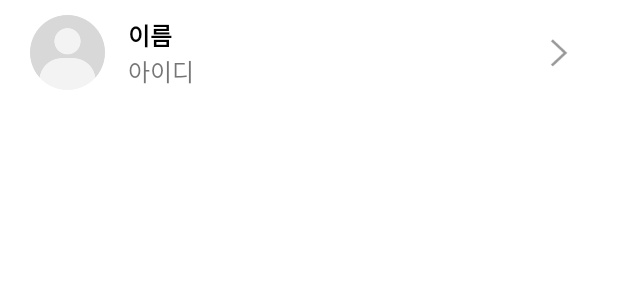
After one commit to joeun-01/instagram, an Android app: the layout item_share_post.xml on its own in the app's theme, with its tools: preview values and no code run, on a phone screen of 412 x 824 dp. The commit adds this screen. Shown: the top 300 px of the screen. Run offline under Robolectric (Android 15) with nearby library versions, the phone set to English and light mode, and no system bars.

Commit message:
공유 bottom sheet dialog 생성, 댓글 bottom sheet dialog 수정

```diff
--- a/app/src/main/java/com/example/instagram/main/home/PostRVAdapter.kt
+++ b/app/src/main/java/com/example/instagram/main/home/PostRVAdapter.kt
@@ -27,6 +27,7 @@ class PostRVAdapter(context : Context, private val myIdx : Int) : RecyclerView.A
     interface MyItemClickListener{
         fun onShowComment(postIdx : Int)
         fun onWriteComment(postIdx : Int)
+        fun onShowShare(postIdx: Int)
     }
 
     private lateinit var mItemClickListener: MyItemClickListener
@@ -85,6 +86,11 @@ class PostRVAdapter(context : Context, private val myIdx : Int) : RecyclerView.A
         holder.binding.itemPostCommentTv.setOnClickListener {
             mItemClickListener.onWriteComment(post[position].postIdx)
         }
+
+        // 공유 아이콘을 누르면 share bottom sheet dialog를 띄움
+        holder.binding.itemPostShareIv.setOnClickListener {
+            mItemClickListener.onShowShare(post[position].postIdx)
+        }
     }
 
     // data set의 크기를 알려줌
--- a/app/src/main/java/com/example/instagram/room/UserDao.kt
+++ b/app/src/main/java/com/example/instagram/room/UserDao.kt
@@ -20,6 +20,9 @@ interface UserDao {
     @Query("SELECT * FROM UserTable WHERE userIdx = :userIdx")
     fun getUser(userIdx : Int) : User
 
+    @Query("SELECT * FROM UserTable WHERE NOT userIdx = :myIdx")
+    fun getOthers(myIdx : Int) : List<User>
+
     // 유저 정보 가져오기
     @Query("SELECT userIdx FROM UserTable WHERE ID = :ID")
     fun getUserIdx(ID : String) : Int
--- /dev/null
+++ b/app/src/main/res/drawable/round_checkbox.xml
@@ -0,0 +1,4 @@
+<?xml version="1.0" encoding="utf-8"?>
+<selector xmlns:android="http://schemas.android.com/apk/res/android">
+
+</selector>
--- /dev/null
+++ b/app/src/main/res/layout/item_share_post.xml
@@ -0,0 +1,66 @@
+<?xml version="1.0" encoding="utf-8"?>
+<androidx.constraintlayout.widget.ConstraintLayout xmlns:android="http://schemas.android.com/apk/res/android"
+    android:layout_width="match_parent"
+    android:layout_height="wrap_content"
+    xmlns:app="http://schemas.android.com/apk/res-auto">
+
+    <androidx.appcompat.widget.AppCompatImageView
+        android:id="@+id/share_post_profile_iv"
+        android:layout_width="50dp"
+        android:layout_height="50dp"
+        android:src="@drawable/basic_profile"
+        android:layout_marginStart="20dp"
+        android:layout_marginVertical="10dp"
+        app:layout_constraintStart_toStartOf="parent"
+        app:layout_constraintBottom_toBottomOf="parent"
+        app:layout_constraintTop_toTopOf="parent"/>
+
+    <LinearLayout
+        android:id="@+id/share_post_name_ly"
+        android:layout_width="wrap_content"
+        android:layout_height="wrap_content"
+        android:orientation="vertical"
+        android:layout_marginStart="15dp"
+        app:layout_constraintStart_toEndOf="@id/share_post_profile_iv"
+        app:layout_constraintTop_toTopOf="@id/share_post_profile_iv"
+        app:layout_constraintBottom_toBottomOf="@id/share_post_profile_iv">
+
+        <TextView
+            android:id="@+id/share_post_name_tv"
+            android:layout_width="wrap_content"
+            android:layout_height="wrap_content"
+            android:text="이름"
+            android:textSize="16sp"
+            android:textStyle="bold"
+            android:textColor="@color/black"/>
+
+        <TextView
+            android:id="@+id/share_post_id_tv"
+            android:layout_width="wrap_content"
+            android:layout_height="wrap_content"
+            android:text="아이디"
+            android:textSize="16sp"/>
+
+    </LinearLayout>
+
+    <androidx.appcompat.widget.AppCompatImageView
+        android:layout_width="40dp"
+        android:layout_height="40dp"
+        android:src="@drawable/ic_arrow_gray"
+        android:tint="#8C8C8C"
+        android:padding="7dp"
+        android:layout_marginEnd="20dp"
+        app:layout_constraintEnd_toEndOf="parent"
+        app:layout_constraintTop_toTopOf="parent"
+        app:layout_constraintBottom_toBottomOf="parent"/>
+
+    <CheckBox
+        android:layout_width="40dp"
+        android:layout_height="40dp"
+        android:layout_marginEnd="10dp"
+        android:visibility="gone"
+        app:layout_constraintEnd_toEndOf="parent"
+        app:layout_constraintTop_toTopOf="parent"
+        app:layout_constraintBottom_toBottomOf="parent"/>
+
+</androidx.constraintlayout.widget.ConstraintLayout>
```
Also changed, not shown: app/src/main/java/com/example/instagram/main/MainActivity.kt (+29 -1 lines), app/src/main/java/com/example/instagram/main/home/CommentBottomSheetDialog.kt (added, +51 -0 lines), app/src/main/java/com/example/instagram/main/home/HomeFragment.kt (+13 -31 lines), app/src/main/java/com/example/instagram/main/home/ShareBottomSheetDialog.kt (added, +45 -0 lines), app/src/main/java/com/example/instagram/main/home/ShareRVAdapter.kt (added, +72 -0 lines), app/src/main/res/layout-v23/share_post_bottom_sheet_dialog.xml (added, +39 -0 lines), app/src/main/res/drawable/ic_arrow_gray.png (added), 2 other files.
